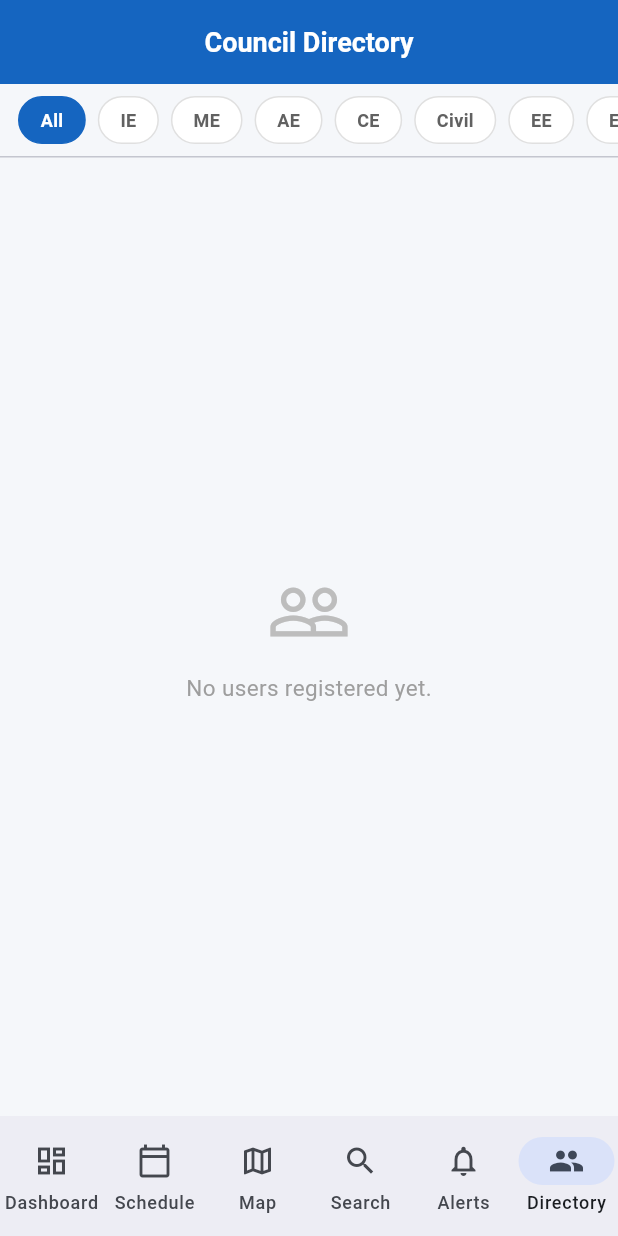
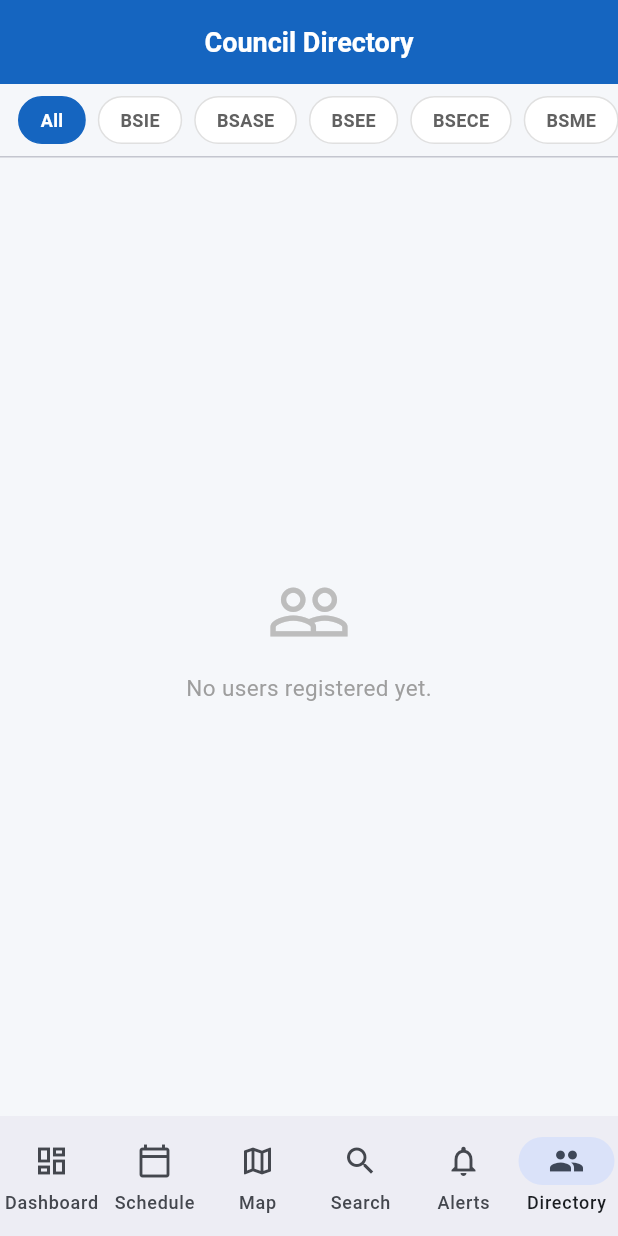
Before and after one commit to greeeeggy/Room-Allocation-System-RAS-, a Flutter app: the screen it shows once a user with an empty profile is signed in, item 6 of the bottom bar chosen, on a phone screen of 412 x 824 dp. Run offline on Flutter 3.47's test engine with Material 3 defaults, Android fonts, the phone set to English and light mode, and no system bars; our stand-ins replace cached_network_image, cloud_firestore, firebase_auth, firebase_core, flutter_riverpod, go_router and 1 more; accounts and stored records are empty.

Commit message:
Changed the Abb from IE to BS in Industrial Engineering

```diff
--- a/lib/core/constants.dart
+++ b/lib/core/constants.dart
@@ -9,16 +9,64 @@ enum DayOfWeek { Sun, Mon, Tue, Wed, Thu, Fri, Sat }
 enum CheckInStatus { pending, checkedIn, released, noShow }
 
 class Departments {
-  static const List<String> all = [
-    'IE',
-    'ME',
-    'AE',
-    'CE',
-    'Civil',
-    'EE',
-    'ECE',
+  static const String bsie = 'BS in Industrial Engineering';
+  static const String bsase = 'BS in Aerospace Engineering';
+  static const String bsee = 'BS in Electrical Engineering';
+  static const String bsece = 'BS in Electronics Engineering';
+  static const String bsme = 'BS in Mechanical Engineering';
+  static const String bscpe = 'BS in Computer Engineering';
+  static const String bsce = 'BS in Civil Engineering';
+
+  // Order for registration dropdown
+  static const List<String> allFullNames = [
+    bsie,
+    bsase,
+    bsee,
+    bsece,
+    bsme,
+    bscpe,
+    bsce,
   ];
+
+  // Legacy/abbreviation mapping
+  static const Map<String, String> _toAbbreviation = {
+    bsie: 'BSIE',
+    bsase: 'BSASE',
+    bsee: 'BSEE',
+    bsece: 'BSECE',
+    bsme: 'BSME',
+    bscpe: 'BSCpE',
+    bsce: 'BSCE',
+    // Legacy support
+    'IE': 'BSIE',
+    'AE': 'BSASE',
+    'ASE': 'BSASE',
+    'EE': 'BSEE',
+    'ECE': 'BSECE',
+    'ME': 'BSME',
+    'CE': 'BSCE',
+    'Civil': 'BSCE',
+    'CpE': 'BSCpE',
+  };
+
+  static String getAbbreviation(String fullNameOrLegacy) {
+    return _toAbbreviation[fullNameOrLegacy] ?? fullNameOrLegacy;
+  }
+
+  static List<String> get allAbbreviations => [
+        'BSIE',
+        'BSASE',
+        'BSEE',
+        'BSECE',
+        'BSME',
+        'BSCpE',
+        'BSCE',
+      ];
+
+  // Backward compatibility
+  static const List<String> all = allFullNames;
 }
+
 
 class RoomFeatures {
   static const String tv = 'tv';
--- a/lib/models/user_model.dart
+++ b/lib/models/user_model.dart
@@ -24,6 +24,8 @@ class UserModel {
 
   factory UserModel.fromFirestore(DocumentSnapshot doc) {
     final data = doc.data() as Map<String, dynamic>;
+    final String rawDept = data['department'] ?? '';
+
     return UserModel(
       userId: data['userId'] ?? doc.id,
       name: data['name'] ?? '',
@@ -31,12 +33,13 @@ class UserModel {
       role: data['role'] == 'council_president'
           ? UserRole.councilPresident
           : UserRole.mayor,
-      department: data['department'] ?? '',
+      department: Departments.getAbbreviation(rawDept),
       courseSection: data['courseSection'],
       createdAt: (data['createdAt'] as Timestamp?)?.toDate() ?? DateTime.now(),
       photoURL: data['photoURL'],
     );
   }
+
 
   Map<String, dynamic> toFirestore() => {
     'userId': userId,
--- a/lib/screens/auth/register_screen.dart
+++ b/lib/screens/auth/register_screen.dart
@@ -19,7 +19,7 @@ class _RegisterScreenState extends ConsumerState<RegisterScreen> {
   final _sectionCtrl = TextEditingController();
 
   String _selectedRole = 'mayor';
-  String _selectedDept = Departments.all.first;
+  String _selectedDept = Departments.allFullNames.first;
   bool _loading = false;
   bool _obscure = true;
   String? _error;
@@ -161,7 +161,7 @@ class _RegisterScreenState extends ConsumerState<RegisterScreen> {
                     labelText: 'Department',
                     prefixIcon: Icon(Icons.business_outlined),
                   ),
-                  items: Departments.all
+                  items: Departments.allFullNames
                       .map((d) => DropdownMenuItem(value: d, child: Text(d)))
                       .toList(),
                   onChanged: (v) => setState(() => _selectedDept = v!),
--- a/lib/screens/directory/council_directory_screen.dart
+++ b/lib/screens/directory/council_directory_screen.dart
@@ -33,7 +33,15 @@ class _CouncilDirectoryScreenState
 
   static const _deptFilters = [
     'All',
-    ...Departments.all,
+    ...[
+      'BSIE',
+      'BSASE',
+      'BSEE',
+      'BSECE',
+      'BSME',
+      'BSCpE',
+      'BSCE',
+    ],
   ];
 
   @override
@@ -92,8 +100,9 @@ class _CouncilDirectoryScreenState
                 // Sort departments
                 final sortedKeys = grouped.keys.toList()
                   ..sort((a, b) {
-                    final ai = Departments.all.indexOf(a);
-                    final bi = Departments.all.indexOf(b);
+                    final abbs = Departments.allAbbreviations;
+                    final ai = abbs.indexOf(a);
+                    final bi = abbs.indexOf(b);
                     return (ai == -1 ? 999 : ai)
                         .compareTo(bi == -1 ? 999 : bi);
                   });
```
